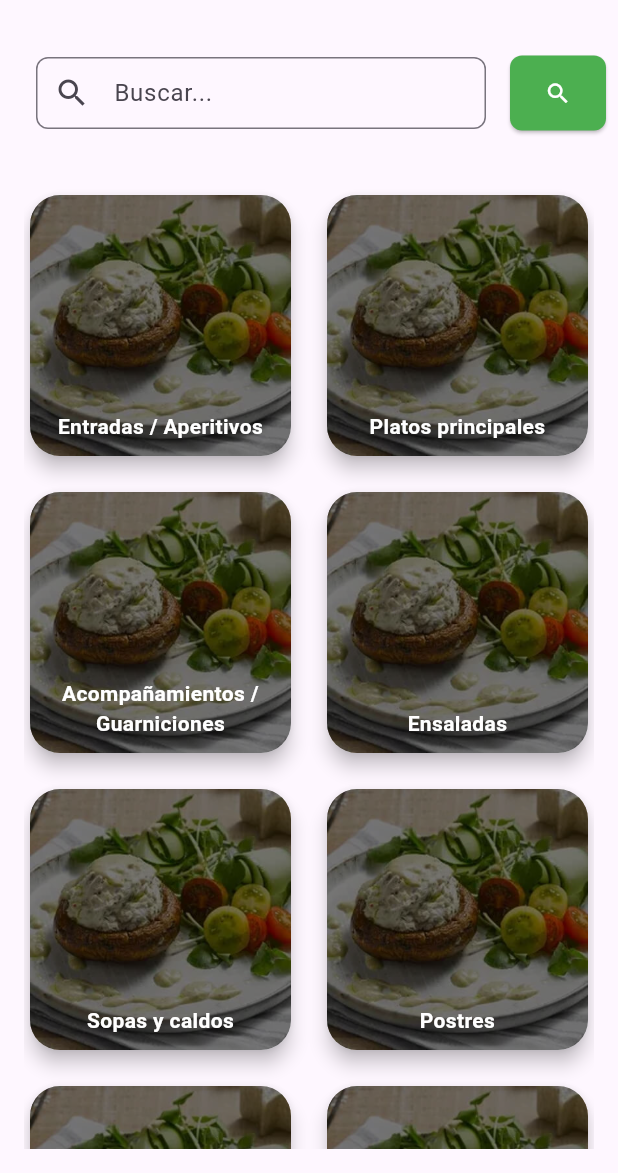
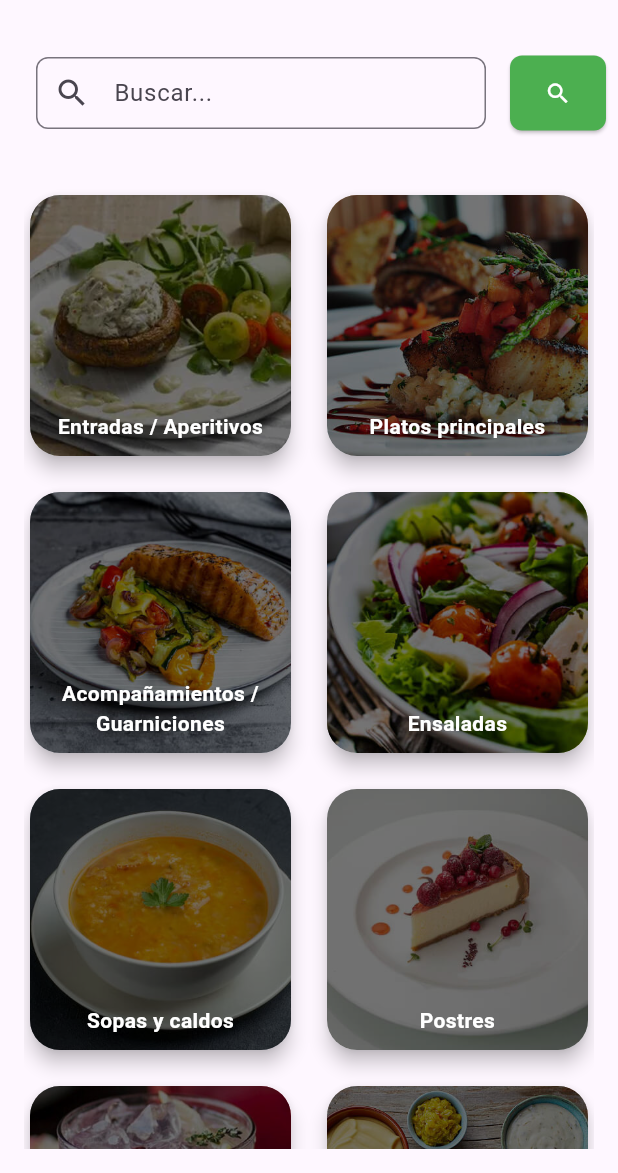
Before and after one commit to Taoista/recetastao, a Flutter app: the screen it shows after launch, on a phone screen of 412 x 824 dp, the part 63-1236 px from its top. Run offline on Flutter 3.47's test engine with Material 3 defaults, Android fonts, the phone set to English and light mode, and no system bars; our stand-ins replace go_router.

Commit message:
create data for foot

```diff
--- a/lib/main.dart
+++ b/lib/main.dart
@@ -1,5 +1,6 @@
 import 'package:flutter/material.dart';
-import 'package:recetastao/screens/home_screen.dart';
+import 'package:recetastao/router/router.dart';
+import 'package:recetastao/screens/home/home_screen.dart';
 // https://www.figma.com/design/uJYD4hxSzMLTX1Zy7eGS7r/Food-Recipe-App--Community-?node-id=1-3&p=f&t=Pn177xlAvffpRrcx-0
 void main() => runApp(const MyApp());
 
@@ -8,9 +9,14 @@ class MyApp extends StatelessWidget {
 
   @override
   Widget build(BuildContext context) {
-    return MaterialApp(
-      title: 'Recetas Tao',
-      home: HomeScreen()
+    return MaterialApp.router(
+      debugShowCheckedModeBanner: false,
+      title: "recetas tao",
+      routerConfig: appRouter(),
+      theme: ThemeData(
+        useMaterial3: true,
+        // primaryColor: colorBG,
+      ),
     );
   }
 }
--- /dev/null
+++ b/lib/router/router.dart
@@ -0,0 +1,20 @@
+import 'package:go_router/go_router.dart';
+import 'package:recetastao/screens/card_food/card_food_screen.dart';
+import 'package:recetastao/screens/home/home_screen.dart';
+
+appRouter() {
+  return GoRouter(initialLocation: "/home", routes: [
+    GoRoute(
+      path: "/home",
+      name: HomeScreen.name,
+      builder: (context, state) => const HomeScreen(),
+    ),
+    GoRoute(
+      path: "/card_food/:id_food",
+      name: CardFoodScreen.name,
+      builder: (context, state) {
+              String idFood = state.pathParameters["id_food"]!;
+              return CardFoodScreen(idFood: idFood,);
+      }),
+  ]);
+}
--- a/lib/screens/home_screen.dart
+++ b/lib/screens/home/home_screen.dart
@@ -5,6 +5,8 @@ import 'package:recetastao/widgets/search_main.dart';
 
 
 class HomeScreen extends StatefulWidget {
+  static const String name = "home_screen";
+
   const HomeScreen({super.key});
 
   @override
@@ -55,6 +57,7 @@ class _HomeScreenState extends State<HomeScreen> {
                   children: listTypeFoods.map((food) {
                     // final String image = typeFoods.firstWhere((e) => e['id'] == food.id)['img'];
                     return CardFood(
+                      idFood: food.id,
                       img: food.img,
                       title: food.nombre,
                     );
--- a/lib/widgets/card_food.dart
+++ b/lib/widgets/card_food.dart
@@ -1,15 +1,21 @@
 import 'package:flutter/material.dart';
+import 'package:go_router/go_router.dart';
 
 class CardFood extends StatelessWidget {
 
+  final int idFood;
   final String img;
   final String title;
 
-  const CardFood({super.key, required this.img, required this.title});
+  const CardFood({super.key, required this.idFood, required this.img, required this.title});
 
   @override
   Widget build(BuildContext context) {
-    return Card(
+    return InkWell(
+      onTap: (){
+        context.push("/card_food/$idFood");
+      },
+      child: Card(
         shape: RoundedRectangleBorder(borderRadius: BorderRadius.circular(20)),
         clipBehavior: Clip.antiAlias, // para que el borde redondeado se aplique a la imagen
         elevation: 5,
@@ -17,7 +23,7 @@ class CardFood extends StatelessWidget {
           alignment: Alignment.center,
           children: [
             Ink.image(
-            image: AssetImage('assets/images/01.jpg'),
+              image: AssetImage(img),
               fit: BoxFit.cover,
               height: 200,
             ),
@@ -38,6 +44,7 @@ class CardFood extends StatelessWidget {
             ),
           ],
         ),
+      ),
     );
   }
 }
--- a/pubspec.yaml
+++ b/pubspec.yaml
@@ -34,6 +34,7 @@ dependencies:
   # The following adds the Cupertino Icons font to your application.
   # Use with the CupertinoIcons class for iOS style icons.
   cupertino_icons: ^1.0.8
+  go_router: ^15.1.2
 
 dev_dependencies:
   flutter_test:
```
Also changed, not shown: lib/screens/card_food/card_food_screen.dart (added, +24 -0 lines), pubspec.lock. Lines whose indentation alone changed are shown as unchanged.
